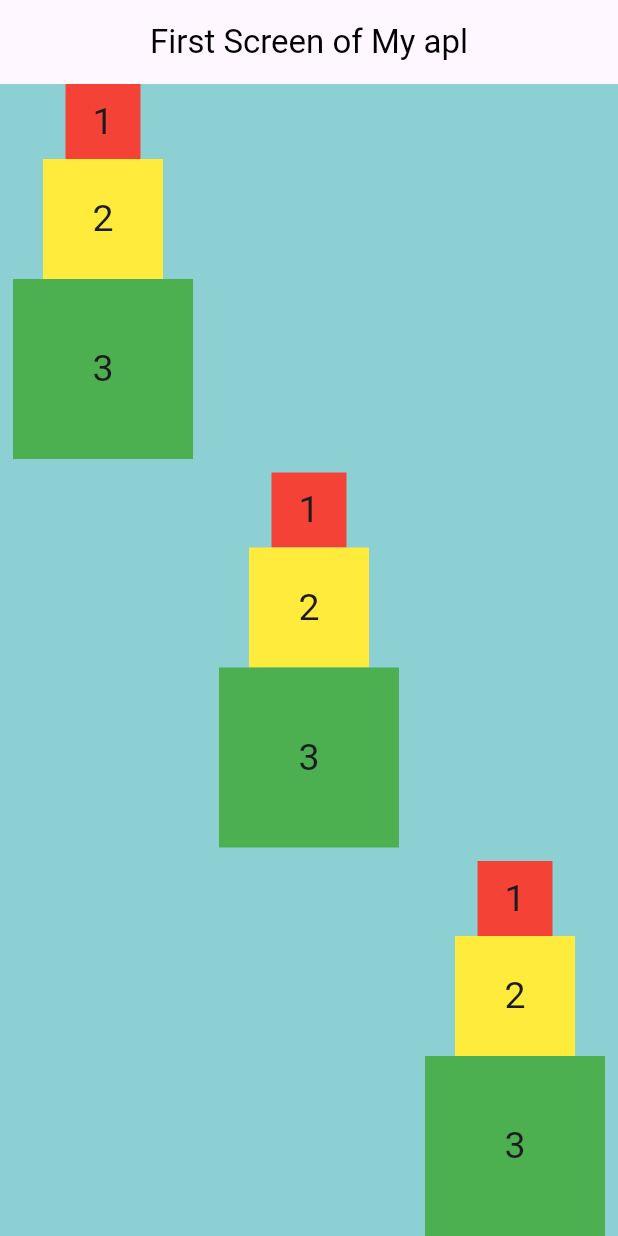
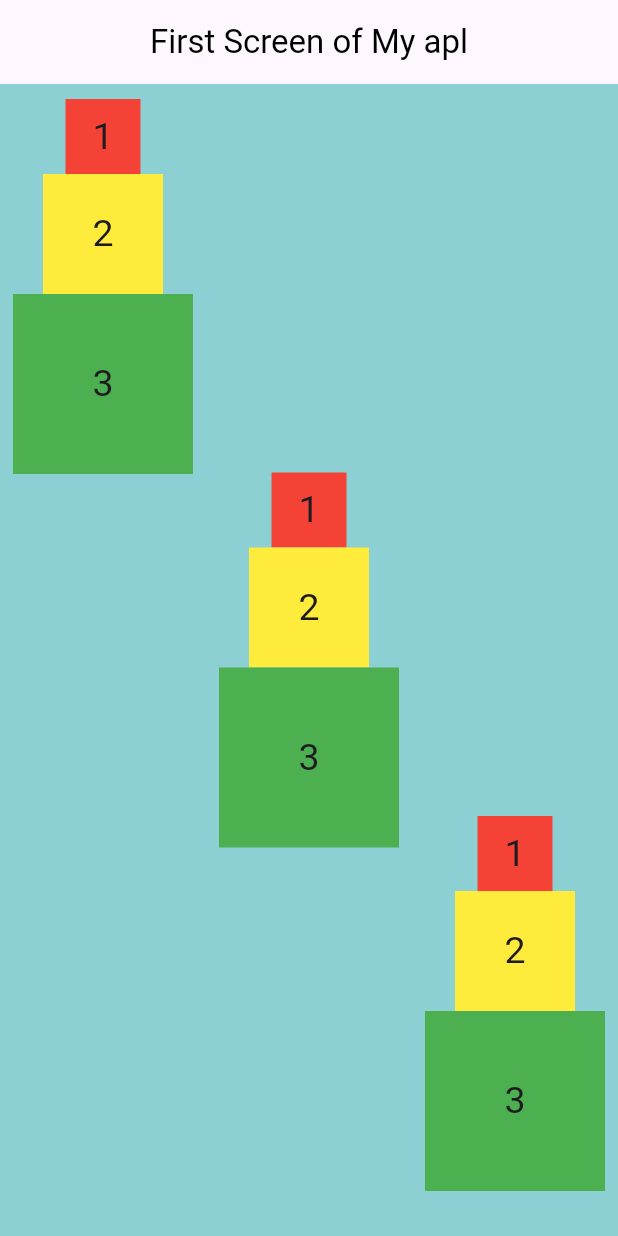
Before and after one commit to pearlBermet/first_flutter, a Flutter app: the screen it shows after launch, on a phone screen of 412 x 824 dp. Run offline on Flutter 3.47's test engine with Material 3 defaults, Android fonts, the phone set to English and light mode, and no system bars.

Commit message:
second commit

```diff
--- a/lib/main.dart
+++ b/lib/main.dart
@@ -27,6 +27,7 @@
             Column(
               mainAxisAlignment: MainAxisAlignment.start,
               children: [
+                SizedBox(height: 10.0,),
               Container(
               color: Colors.red,
               height: 50,
@@ -145,6 +146,7 @@
                   ),)
                    ),
             ),
+            SizedBox(height: 30,),
             ],
             ),
 
```
